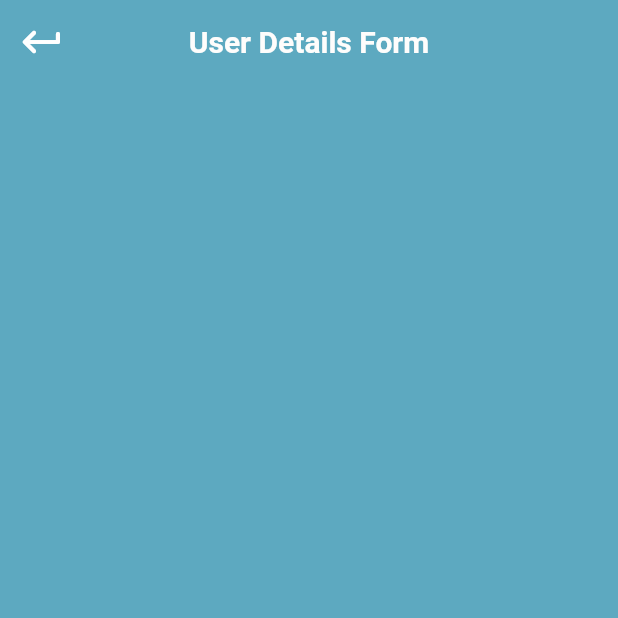
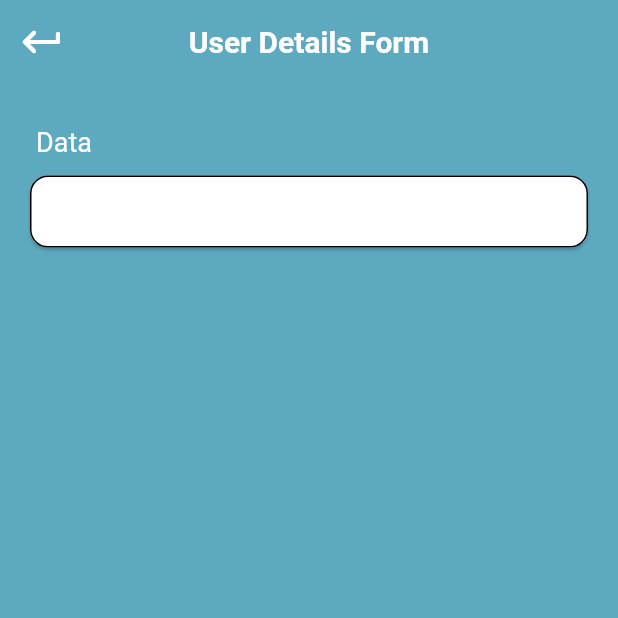
Before and after one commit to akatokurojp/SabiCare, a Flutter app: the UserDetailsPage screen opened directly, on a phone screen of 412 x 824 dp, the top half of it. Run offline on Flutter 3.47's test engine with Material 2 defaults, Android fonts, the phone set to English and light mode, and no system bars; our stand-ins replace cloud_firestore, firebase_auth, firebase_core, flutter_tts, get, local_auth and 3 more; missing offline and left inert: auth, lit_ui_kit; accounts and stored records are empty.

Commit message:
textfield first basis

```diff
--- a/lib/consul.dart
+++ b/lib/consul.dart
@@ -17,7 +17,9 @@ class _ConsultationPageState extends State<ConsultationPage> {
   @override
   Widget build(BuildContext context) {
     return Scaffold(
+
       appBar: topBar("Chat with doctors"),
+
       body: SafeArea(
           child: ListView(
         children: [
--- a/lib/userDetails.dart
+++ b/lib/userDetails.dart
@@ -17,8 +17,42 @@ class _UserDetailsPageState extends State<UserDetailsPage> {
       appBar: topBar("User Details Form"),
       body: SafeArea(
           child: ListView(
-        children: [],
+        children: [
+          SizedBox(
+            height: 20,
+          ),
+          Padding(
+            padding: EdgeInsets.only(left: 16, right: 16),
+            child: Column(
+              crossAxisAlignment: CrossAxisAlignment.start,
+              children: [
+                Padding(
+                  padding: EdgeInsets.all(8),
+                  child: Text(
+                    "Data",
+                    style: detailText(),
+                  ),
+                ),
+                Card(
+                    shape: RoundedRectangleBorder(
+                        borderRadius: BorderRadius.circular(12),
+                        side: BorderSide(width: 1, color: Colors.black)),
+                    child: Padding(
+                      padding: EdgeInsets.only(
+                        left: 12,
+                      ),
+                      child: TextField(
+                        style: TextStyle(fontSize: 15),
+                        decoration: InputDecoration(border: InputBorder.none),
+                      ),
+                    ))
+              ],
+            ),
+          ),
+        ],
       )),
     );
   }
+
+  TextStyle detailText() => TextStyle(color: textColor, fontSize: 18);
 }
```
